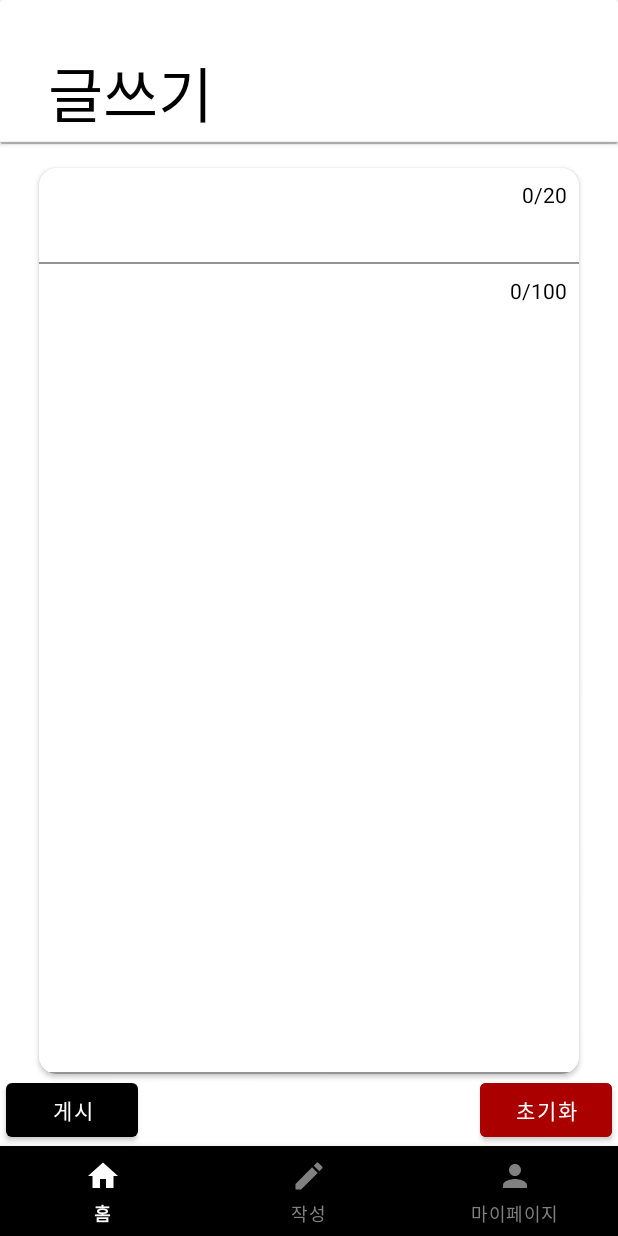
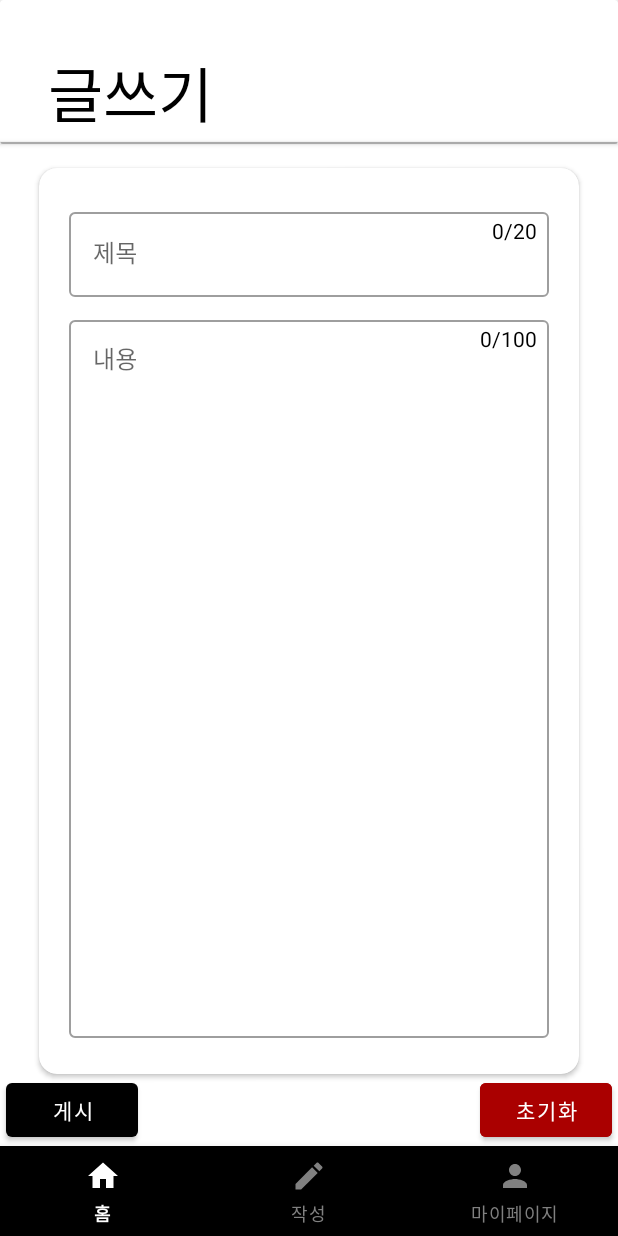
Before and after one commit to CUTY-DMS/Team3-DTL-Android, an Android app: the fragment PostFragment placed in its activity, on a phone screen of 412 x 824 dp. Run offline under Robolectric (Android 15) with nearby library versions, the phone set to English and light mode, and no system bars; 1 statement that could not run was skipped.

Commit message:
🗿 :: 글쓰기 페이지 디자인 수정

```diff
--- a/TodoList/app/src/main/res/layout/activity_signin.xml
+++ b/TodoList/app/src/main/res/layout/activity_signin.xml
@@ -36,7 +36,8 @@
             android:layout_height="wrap_content"
             android:fontFamily="@font/dohyeon"
             android:hint="아이디"
-            android:maxLength="20"/>
+            android:maxLength="20"
+            android:singleLine="true"/>
 
 
     </com.google.android.material.textfield.TextInputLayout>
@@ -68,9 +69,10 @@
             android:layout_width="match_parent"
             android:layout_height="wrap_content"
             android:fontFamily="@font/dohyeon"
+            android:inputType="textPassword"
             android:hint="비밀번호"
             android:maxLength="20"
-            android:inputType="textPassword"/>
+            android:singleLine="true"/>
 
 
     </com.google.android.material.textfield.TextInputLayout>
--- a/TodoList/app/src/main/res/layout/fragment_post.xml
+++ b/TodoList/app/src/main/res/layout/fragment_post.xml
@@ -49,21 +49,46 @@
 
             <com.google.android.material.textfield.TextInputLayout
                 android:id="@+id/layoutetTitle"
-                android:layout_width="match_parent"
+                style="@style/Widget.MaterialComponents.TextInputLayout.OutlinedBox"
+                android:layout_width="320dp"
                 android:layout_height="64dp"
-                android:textColorHint="@color/white"
+                android:layout_marginTop="24dp"
                 app:layout_constraintLeft_toLeftOf="parent"
                 app:layout_constraintRight_toRightOf="parent"
-                app:layout_constraintTop_toTopOf="@+id/constraint">
+                app:layout_constraintTop_toTopOf="@id/constraint">
 
                 <androidx.appcompat.widget.AppCompatEditText
                     android:id="@+id/etTitle"
                     android:layout_width="match_parent"
+                    android:layout_height="wrap_content"
+                    android:fontFamily="@font/dohyeon"
+                    android:hint="제목"
+                    android:maxLength="20"/>
+
+
+            </com.google.android.material.textfield.TextInputLayout>
+
+            <com.google.android.material.textfield.TextInputLayout
+                android:id="@+id/layoutetContent"
+                style="@style/Widget.MaterialComponents.TextInputLayout.OutlinedBox"
+                android:layout_width="320dp"
+                android:layout_height="0dp"
+                android:layout_marginTop="8dp"
+                android:layout_marginBottom="24dp"
+                app:layout_constraintLeft_toLeftOf="parent"
+                app:layout_constraintRight_toRightOf="parent"
+                app:layout_constraintTop_toBottomOf="@+id/layoutetTitle"
+                app:layout_constraintBottom_toBottomOf="@id/constraint">
+
+                <androidx.appcompat.widget.AppCompatEditText
+                    android:id="@+id/etContent"
+                    android:layout_width="match_parent"
                     android:layout_height="match_parent"
-                    android:background="@color/white"
-                    android:hint="제목"
-                    android:maxLength="20"
-                    android:singleLine="true" />
+                    android:fontFamily="@font/dohyeon"
+                    android:hint="내용"
+                    android:gravity="top"
+                    android:maxLength="100" />
+
 
             </com.google.android.material.textfield.TextInputLayout>
 
@@ -75,27 +100,8 @@
                 android:layout_marginRight="8dp"
                 android:text="0/20"
                 android:textColor="@color/black"
-                app:layout_constraintRight_toRightOf="parent"
-                app:layout_constraintTop_toTopOf="@id/layoutetTitle" />
-
-            <com.google.android.material.textfield.TextInputLayout
-                android:id="@+id/layoutetContent"
-                android:layout_width="match_parent"
-                android:layout_height="0dp"
-                android:textColorHint="@color/white"
-                app:layout_constraintBottom_toBottomOf="@+id/constraint"
-                app:layout_constraintTop_toBottomOf="@+id/layoutetTitle">
-
-                <androidx.appcompat.widget.AppCompatEditText
-                    android:id="@+id/etContent"
-                    android:layout_width="match_parent"
-                    android:layout_height="match_parent"
-                    android:background="@color/white"
-                    android:gravity="top"
-                    android:hint="내용"
-                    android:maxLength="100" />
-
-            </com.google.android.material.textfield.TextInputLayout>
+                app:layout_constraintTop_toTopOf="@id/layoutetTitle"
+                app:layout_constraintRight_toRightOf="@id/layoutetTitle" />
 
             <TextView
                 android:id="@+id/tvcontentCount"
@@ -105,8 +111,8 @@
                 android:layout_marginRight="8dp"
                 android:text="0/100"
                 android:textColor="@color/black"
-                app:layout_constraintRight_toRightOf="parent"
-                app:layout_constraintTop_toTopOf="@id/layoutetContent" />
+                app:layout_constraintTop_toTopOf="@id/layoutetContent"
+                app:layout_constraintRight_toRightOf="@id/layoutetContent" />
 
 
         </androidx.constraintlayout.widget.ConstraintLayout>
```
Also changed, not shown: TodoList/app/src/main/res/drawable-v24/background.png (deleted).
